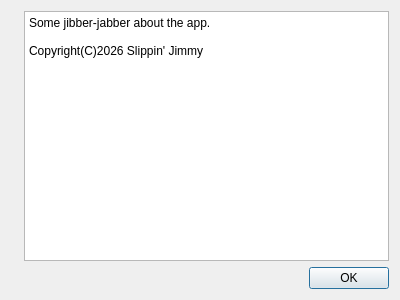
This is src/psucontrol/aboutDialog.ui in WereCatf/psucontrol as Qt 5 draws it before an edit. The edited form follows.
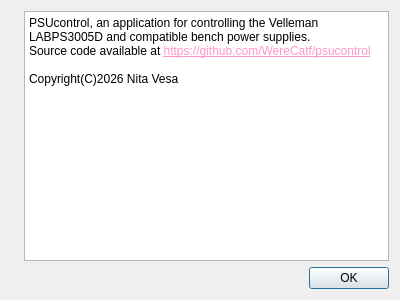
This is the edited form. Icons and pictures are not drawn.

Commit message: refactor: replace the placeholder in the about-dialog

```diff
--- a/src/psucontrol/aboutDialog.ui
+++ b/src/psucontrol/aboutDialog.ui
@@ -57,9 +57,13 @@
 li.unchecked::marker { content: &quot;\2610&quot;; }
 li.checked::marker { content: &quot;\2612&quot;; }
 &lt;/style&gt;&lt;/head&gt;&lt;body style=&quot; font-family:'Segoe UI'; font-size:9pt; font-weight:400; font-style:normal;&quot;&gt;
-&lt;p style=&quot; margin-top:0px; margin-bottom:0px; margin-left:0px; margin-right:0px; -qt-block-indent:0; text-indent:0px;&quot;&gt;Some jibber-jabber about the app.&lt;/p&gt;
+&lt;p style=&quot; margin-top:0px; margin-bottom:0px; margin-left:0px; margin-right:0px; -qt-block-indent:0; text-indent:0px;&quot;&gt;PSUcontrol, an application for controlling the Velleman LABPS3005D and compatible bench power supplies.&lt;/p&gt;
+&lt;p style=&quot; margin-top:0px; margin-bottom:0px; margin-left:0px; margin-right:0px; -qt-block-indent:0; text-indent:0px;&quot;&gt;Source code available at &lt;a href=&quot;https://github.com/WereCatf/psucontrol&quot;&gt;&lt;span style=&quot; text-decoration: underline; color:#ff95ca;&quot;&gt;https://github.com/WereCatf/psucontrol&lt;/span&gt;&lt;/a&gt;&lt;/p&gt;
 &lt;p style=&quot;-qt-paragraph-type:empty; margin-top:0px; margin-bottom:0px; margin-left:0px; margin-right:0px; -qt-block-indent:0; text-indent:0px;&quot;&gt;&lt;br /&gt;&lt;/p&gt;
-&lt;p style=&quot; margin-top:0px; margin-bottom:0px; margin-left:0px; margin-right:0px; -qt-block-indent:0; text-indent:0px;&quot;&gt;Copyright(C)2026 Slippin' Jimmy&lt;/p&gt;&lt;/body&gt;&lt;/html&gt;</string>
+&lt;p style=&quot; margin-top:0px; margin-bottom:0px; margin-left:0px; margin-right:0px; -qt-block-indent:0; text-indent:0px;&quot;&gt;Copyright(C)2026 Nita Vesa&lt;/p&gt;&lt;/body&gt;&lt;/html&gt;</string>
+       </property>
+       <property name="textInteractionFlags">
+        <set>Qt::TextInteractionFlag::TextBrowserInteraction</set>
        </property>
       </widget>
      </item>
```
The commit also changes 2 other files.
